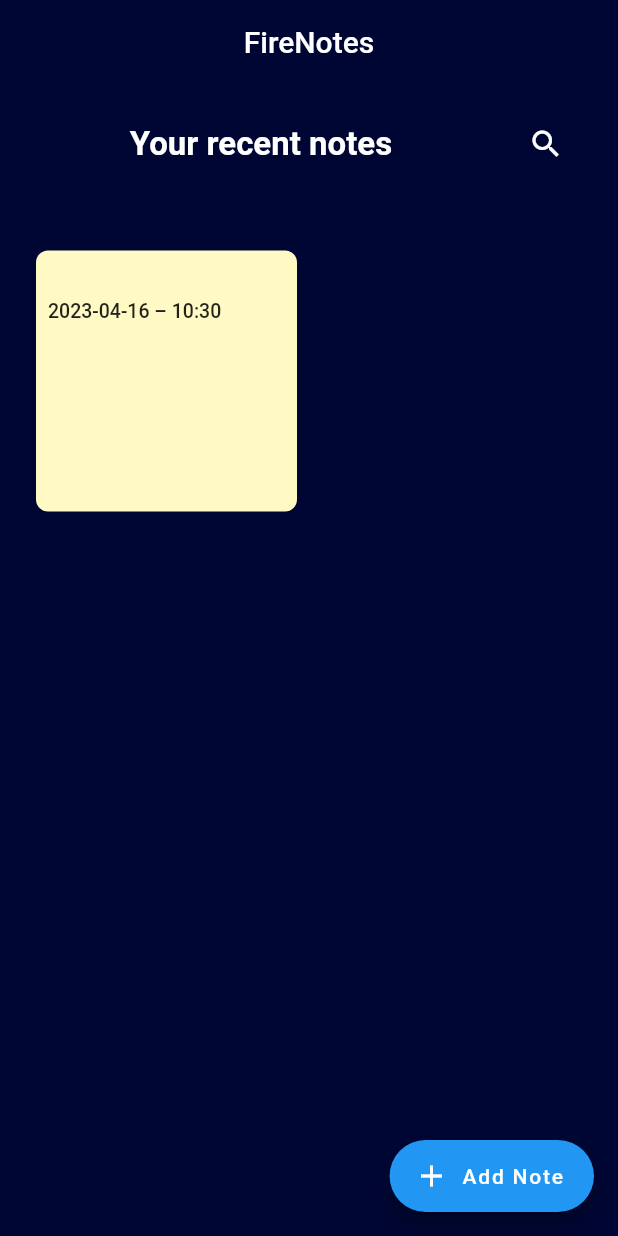
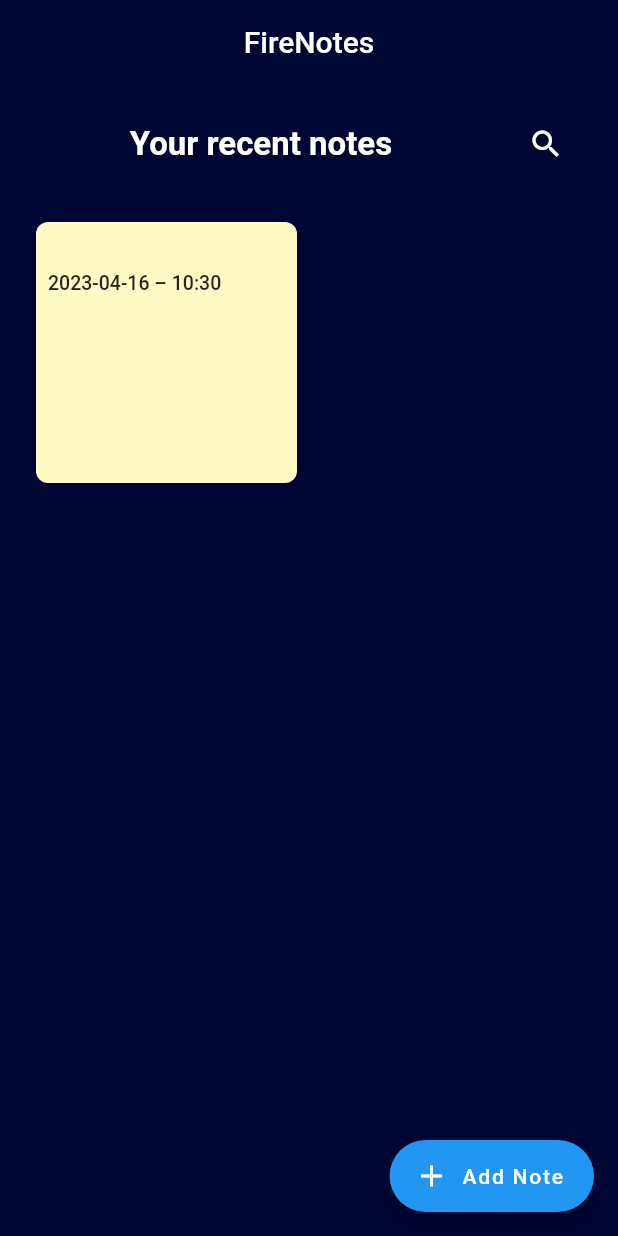
Before and after one commit to SimJiaYang/note_taking, a Flutter app: the NoteEditorScreen screen opened directly, after a tap on the "save" icon, on a phone screen of 412 x 824 dp. Run offline on Flutter 3.47's test engine with Material 2 defaults, Android fonts, the phone set to English and light mode, and no system bars; our stand-ins replace cloud_firestore, firebase_core, google_fonts, quickalert; accounts and stored records are empty.

Commit message:
UI Utilize

```diff
--- a/lib/screens/home_screen.dart
+++ b/lib/screens/home_screen.dart
@@ -42,7 +42,8 @@ void updateSearch(searchTerm){
         backgroundColor: AppStyle.mainColor,
       ),
 
-      body:Padding(
+      body:SafeArea(
+        child: Padding(
           padding: const EdgeInsets.all(16.0),
           child: Column(
             mainAxisAlignment: MainAxisAlignment.start,
@@ -98,14 +99,13 @@ void updateSearch(searchTerm){
                 height: 20.0,
               ),
 
-            testing(search),
-
               Expanded(
                 child:
                 search == '' ? FirebaseConfig(''): FirebaseConfig(search),
               ),
 
             ],
+          ),
         ),
       ),
 
--- a/lib/screens/note_editor.dart
+++ b/lib/screens/note_editor.dart
@@ -28,7 +28,8 @@ class _NoteEditorScreenState extends State<NoteEditorScreen> {
         title: Text("Add a new Note",style: TextStyle(color: Colors.white)),
       ),
 
-      body: Padding(
+      body: SafeArea(
+        child: Padding(
           padding: const EdgeInsets.all(16.0),
           child: Column(
             crossAxisAlignment: CrossAxisAlignment.start,
@@ -69,6 +70,7 @@ class _NoteEditorScreenState extends State<NoteEditorScreen> {
             ],
           ),
         ),
+      ),
       floatingActionButton: FloatingActionButton(
         backgroundColor: AppStyle.accentColor,
           onPressed: () async{
--- a/lib/screens/search_screen.dart
+++ b/lib/screens/search_screen.dart
@@ -23,7 +23,8 @@ class _SearchScreenState extends State<SearchScreen> {
         backgroundColor: AppStyle.mainColor,
       ),
 
-      body: Column(
+      body: SafeArea(
+        child: Column(
           children: [
             Container(
               padding: EdgeInsets.all(20.0),
@@ -45,6 +46,7 @@ class _SearchScreenState extends State<SearchScreen> {
                 ),
               ], //Children
         ),
+      ),
     );
   }
 }
--- a/lib/services/dbConfig.dart
+++ b/lib/services/dbConfig.dart
@@ -14,13 +14,7 @@ class FirebaseConfig extends StatefulWidget {
 
 class _FirebaseConfigState extends State<FirebaseConfig> {
   var search;
-  @override
-   didChangeDependencies() {
-    // TODO: implement didChangeDependencies
-    search = widget.search;
-    print(search);
-    super.didChangeDependencies();
-  }
+
   @override
   Widget build(BuildContext context) {
     return Scaffold(
@@ -28,7 +22,6 @@ class _FirebaseConfigState extends State<FirebaseConfig> {
 
       buildNoteGrid(widget.search),
         backgroundColor: AppStyle.mainColor,
-
     );
   }
 }
@@ -36,7 +29,6 @@ class _FirebaseConfigState extends State<FirebaseConfig> {
 List<QueryDocumentSnapshot> searchNotes(String searchTerm, List<QueryDocumentSnapshot> notes) {
 
   return notes.where((note) {
-
     final content = note.get('note_content').toString().toLowerCase();
     return content.contains(searchTerm.toLowerCase());
   }).toList();
@@ -63,6 +55,8 @@ Widget buildNoteGrid(String searchTerm) {
       if (snapshot.hasData) {
         final notes = snapshot.data!.docs;
         final filteredNotes = searchNotes(searchTerm, notes);
+
+        if(filteredNotes.length != 0){
           return GridView.builder(
             gridDelegate: SliverGridDelegateWithFixedCrossAxisCount(
               crossAxisCount: 2,
@@ -84,8 +78,15 @@ Widget buildNoteGrid(String searchTerm) {
             },
           );
         }
+
+        // Show content no found
+        return Text('Can\'t find the content\n'
+              'Please try again!',
+            style:AppStyle.subTitle,
+          );
+      }
         return Text(
-        "There's is no Notes",
+          " There's is no Notes",
           style: AppStyle.prompt,
       );
     },
```
Lines whose indentation alone changed are shown as unchanged.
